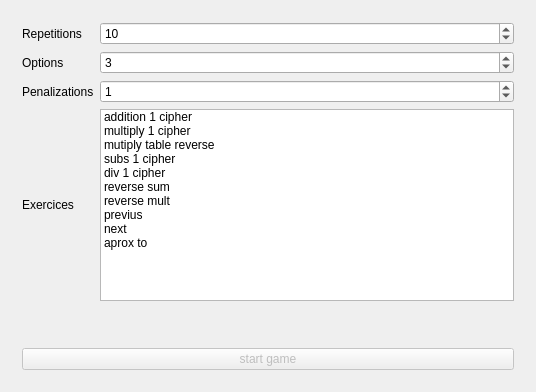
The window that math_practice.ui (jleahred/kids-math-practice) describes before a commit, drawn with Qt 5.
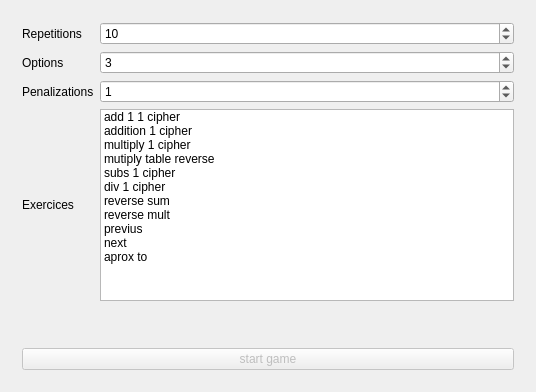
The same window after the commit. Custom widgets are drawn as their Qt base class.

Commit message: added sum 1 to 1 cipher

```diff
--- a/math_practice.ui
+++ b/math_practice.ui
@@ -117,6 +117,14 @@
         </item>
         <item row="3" column="1">
          <widget class="QListWidget" name="exercices_list">
+          <item>
+           <property name="text">
+            <string>add 1 1 cipher</string>
+           </property>
+           <property name="checkState">
+            <enum>Unchecked</enum>
+           </property>
+          </item>
           <item>
            <property name="text">
             <string>addition 1 cipher</string>
```
The commit also changes 2 other files.
